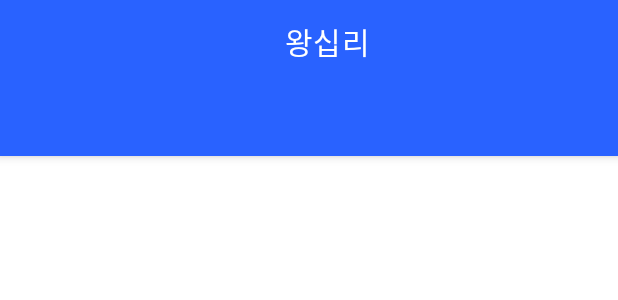
After one commit to hantahyeok/SUBWAY, an Android app: the layout activity_subway_come.xml on its own in the app's theme, with its tools: preview values and no code run, on a phone screen of 412 x 824 dp. The commit adds this screen. Shown: the top 300 px of the screen. Run offline under Robolectric (Android 15) with nearby library versions, the phone set to English and light mode, and no system bars.

Commit message:
subway...last

```diff
--- /dev/null
+++ b/app/src/main/res/layout/activity_subway_come.xml
@@ -0,0 +1,40 @@
+<?xml version="1.0" encoding="utf-8"?>
+<LinearLayout xmlns:android="http://schemas.android.com/apk/res/android"
+    xmlns:app="http://schemas.android.com/apk/res-auto"
+    xmlns:tools="http://schemas.android.com/tools"
+    android:layout_width="match_parent"
+    android:orientation="vertical"
+    android:layout_height="match_parent"
+    tools:context=".SubwayComeActivity">
+
+    <com.google.android.material.appbar.AppBarLayout
+        android:layout_width="match_parent"
+        android:layout_height="wrap_content">
+
+
+        <androidx.appcompat.widget.Toolbar
+            android:id="@+id/tb"
+            android:layout_width="match_parent"
+            android:layout_height="wrap_content"
+            app:title="왕십리"
+            app:titleMarginStart="190dp"
+            app:titleTextColor="@color/white" />
+
+        <com.google.android.material.tabs.TabLayout
+            android:layout_width="wrap_content"
+            android:layout_height="wrap_content"
+            android:background="@color/brand"
+            android:layout_marginStart="200dp"/>
+
+    </com.google.android.material.appbar.AppBarLayout>
+
+    <androidx.recyclerview.widget.RecyclerView
+        android:id="@+id/recycler_view"
+        android:layout_width="match_parent"
+        android:layout_height="match_parent"
+        app:layoutManager="androidx.recyclerview.widget.StaggeredGridLayoutManager"
+        android:orientation="vertical"
+        app:spanCount="1"
+        />
+
+</LinearLayout>
--- a/app/src/main/res/layout/subway_click.xml
+++ b/app/src/main/res/layout/subway_click.xml
@@ -9,7 +9,7 @@
     app:strokeColor="@color/black"
     app:strokeWidth="2dp"
     app:cardCornerRadius="16dp"
-    android:visibility="invisible"
+    android:visibility="visible"
     >
 
     <LinearLayout
@@ -23,10 +23,12 @@
             android:layout_height="match_parent"
             android:layout_weight="1"
             android:orientation="vertical">
+
             <ImageView
                 android:layout_width="wrap_content"
                 android:layout_height="60dp"
-                android:src="@drawable/ballot"/>
+                android:src="@drawable/ballot" />
+
             <TextView
                 android:layout_width="wrap_content"
                 android:layout_height="match_parent"
```
Also changed, not shown: app/src/main/AndroidManifest.xml (+7 -4 lines), app/src/main/java/com/hde/subway/Fragment1.kt (+22 -10 lines), app/src/main/java/com/hde/subway/SubwayComeActivity.kt (added, +20 -0 lines), app/src/main/res/layout/fragment_1.xml (+9 -9 lines).
